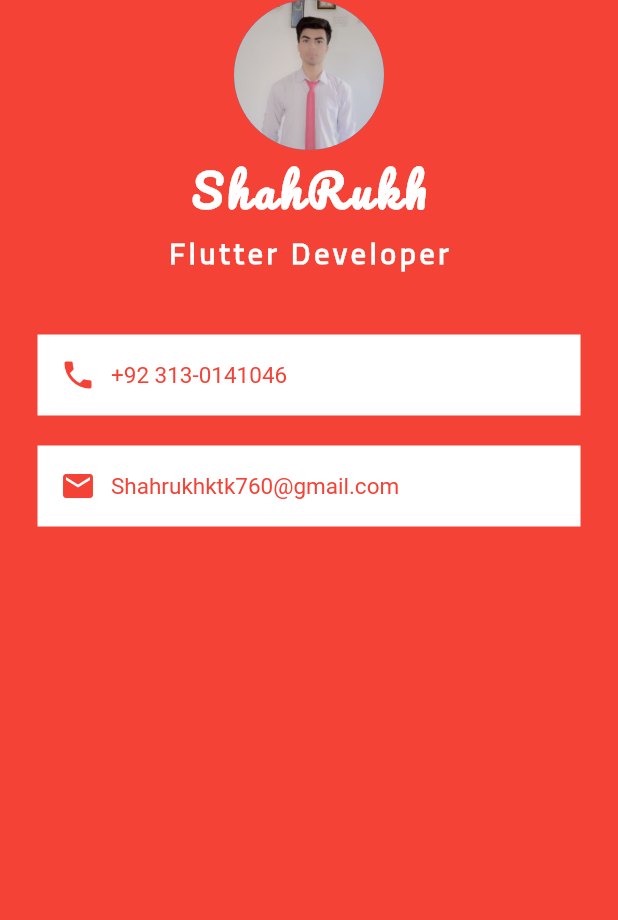
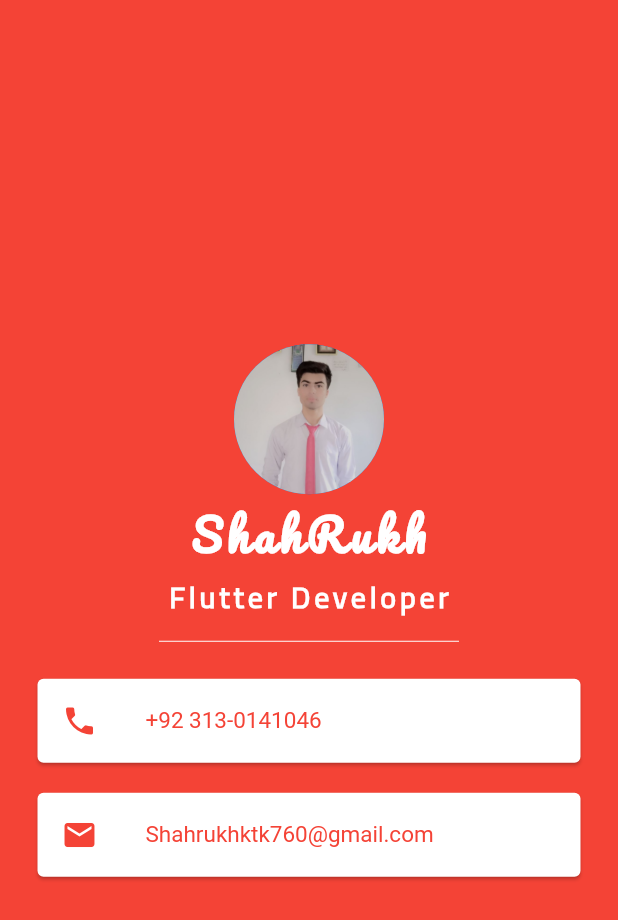
Before and after one commit to shahrukhktk/Flutter-UI-Card-Design, a Flutter app: the screen it shows after launch, on a phone screen of 412 x 824 dp. Shown: the top 920 px of the screen. Run offline on Flutter 3.47's test engine with Material 2 defaults, Android fonts, the phone set to English and light mode, and no system bars.

Commit message:
ListTile - Using ListTile property, Created the card design in flutter

```diff
--- a/lib/main.dart
+++ b/lib/main.dart
@@ -15,6 +15,7 @@ class MyApp extends StatelessWidget {
 //        ),
         body: SafeArea(
           child: Column(
+            mainAxisAlignment: MainAxisAlignment.center,
             children: <Widget>[
               CircleAvatar(
                 radius: 50,
@@ -41,52 +42,43 @@ class MyApp extends StatelessWidget {
               ),
               SizedBox(
                 height: 30.0,
+                width: 200.0,
+                child: Divider(
+                  color: Colors.white,
                 ),
-              Container(
+              ),
+              Card(
                 color: Colors.white,
                 margin: EdgeInsets.symmetric(vertical: 10.0, horizontal: 25.0),
-                padding: EdgeInsets.all(15),
-                child: Row(
-                  children: <Widget>[
-                    Icon(
+                child: ListTile(
+                  leading: Icon(
                     Icons.phone,
                     color: Colors.red,
                   ),
-                    SizedBox(
-                      width: 10.0,
-                    ),
-                    Text(
+                  title: Text(
                     '+92 313-0141046',
                     style: TextStyle(
                       fontSize: 15.0,
                       color: Colors.red,
                     ),
-                    )
-                  ],
                   ),
                 ),
-              Container(
+              ),
+              Card(
                 color: Colors.white,
                 margin: EdgeInsets.symmetric(vertical: 10.0, horizontal: 25.0),
-                padding: EdgeInsets.all(15),
-                child: Row(
-                  children: <Widget>[
-                    Icon(
+                child: ListTile(
+                    leading: Icon(
                       Icons.email,
                       color: Colors.red,
                     ),
-                    SizedBox(
-                      width: 10.0,
-                    ),
-                    Text(
+                    title: Text(
                       'Shahrukhktk760@gmail.com',
                       style: TextStyle(
                         fontSize: 15.0,
                         color: Colors.red,
                       ),
-                    )
-                  ],
-                ),
+                    )),
               )
             ],
           ),
```
Lines whose indentation alone changed are shown as unchanged.
